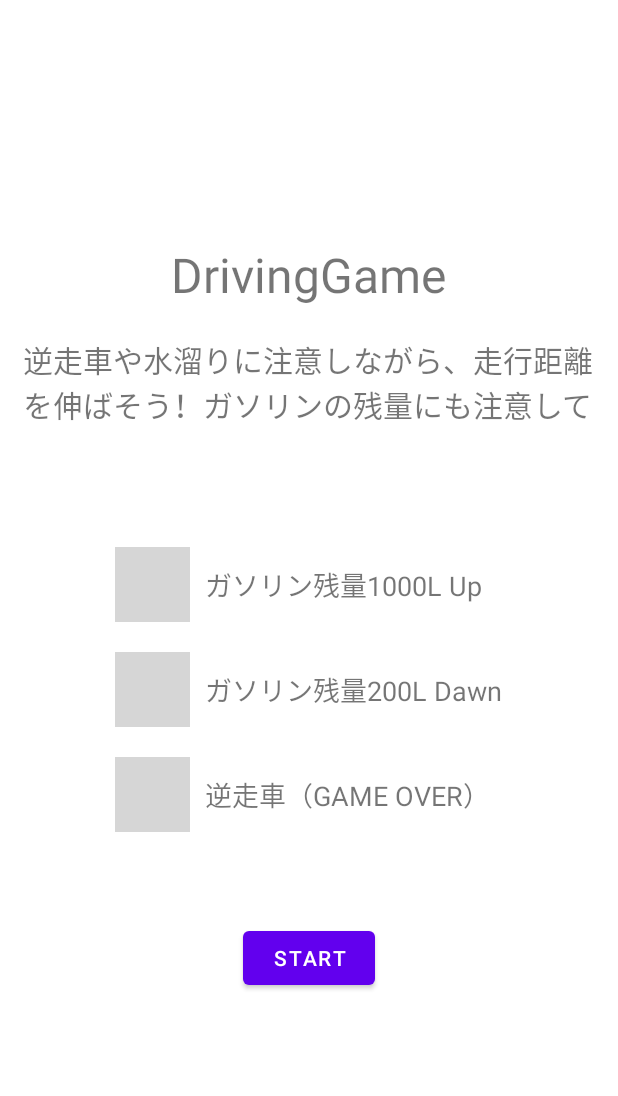
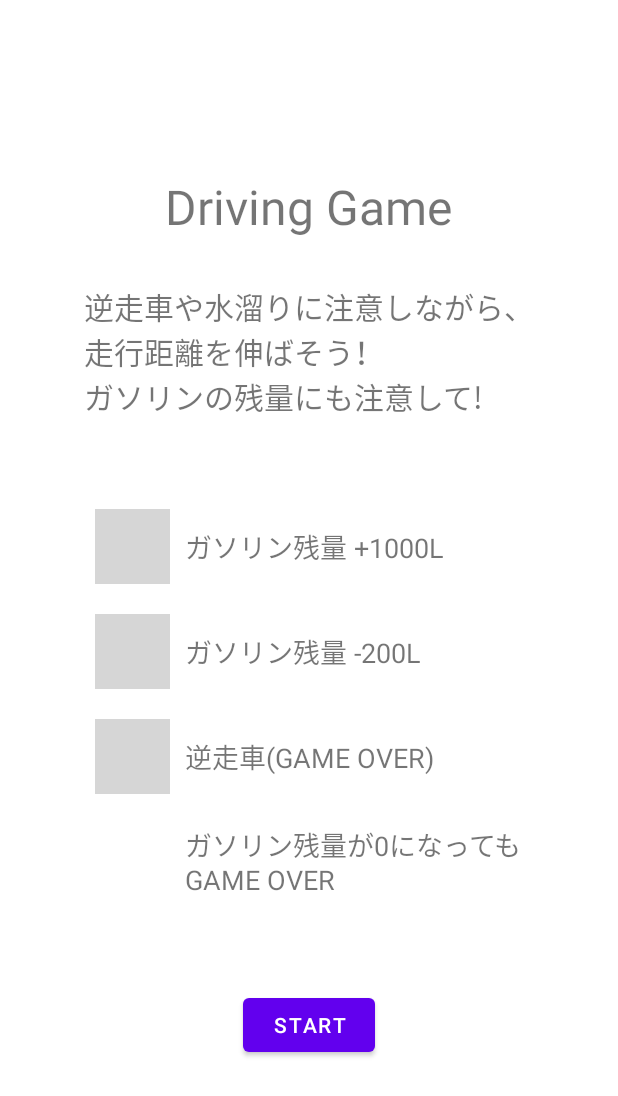
Before and after one commit to Hitohito1023/DrivingGame, an Android app: the screen it shows after launch (StartActivity), on a phone screen of 412 x 824 dp. Shown: the top 1096 px of the screen. Run offline under Robolectric (Android 15) with nearby library versions, the phone set to English and light mode, and no system bars; grey boxes are pictures that could not be loaded.

```diff
--- a/app/src/main/java/com/example/drivinggame/ResultActivity.java
+++ b/app/src/main/java/com/example/drivinggame/ResultActivity.java
@@ -20,19 +20,19 @@ public class ResultActivity extends AppCompatActivity {
 
 
         int score = getIntent().getIntExtra("SCORE", 0);
-        scoreLabel.setText(score + "");
+        scoreLabel.setText(getString(R.string.resultScore, score));
 
         SharedPreferences sharedPreferences = getSharedPreferences("GAME_DATA", MODE_PRIVATE);
         int highScore = sharedPreferences.getInt("HIGH_SCORE", 0);
 
         if (score > highScore) {
-            highScoreLabel.setText("High Score : " + score);
+            highScoreLabel.setText(getString(R.string.highScore, score));
 
             SharedPreferences.Editor editor = sharedPreferences.edit();
             editor.putInt("HIGH_SCORE", score);
             editor.apply();
         } else {
-            highScoreLabel.setText("High Score : " + highScore);
+            highScoreLabel.setText(getString(R.string.highScore, highScore));
         }
 
     }
--- a/app/src/main/res/layout/activity_start.xml
+++ b/app/src/main/res/layout/activity_start.xml
@@ -1,6 +1,5 @@
 <?xml version="1.0" encoding="utf-8"?>
 <LinearLayout xmlns:android="http://schemas.android.com/apk/res/android"
-    xmlns:app="http://schemas.android.com/apk/res-auto"
     xmlns:tools="http://schemas.android.com/tools"
     android:layout_width="match_parent"
     android:layout_height="match_parent"
@@ -18,29 +17,30 @@
     <TextView
         android:layout_width="wrap_content"
         android:layout_height="wrap_content"
-        android:layout_marginTop="20dp"
-        android:layout_marginHorizontal="15dp"
-        android:text="逆走車や水溜りに注意しながら、走行距離を伸ばそう！ガソリンの残量にも注意して"
+        android:layout_marginTop="30dp"
+        android:text="@string/introduction"
         android:textSize="20sp"/>
 
 
     <TableLayout
         android:layout_width="wrap_content"
         android:layout_height="wrap_content"
-        android:layout_marginTop="80dp">
+        android:layout_marginTop="60dp">
 
         <TableRow
             android:gravity="center_vertical">
             <ImageView
                 android:layout_width="50dp"
                 android:layout_height="50dp"
-                android:src="@drawable/gas"/>
+                android:src="@drawable/gas"
+                tools:ignore="ContentDescription" />
             <TextView
                 android:layout_width="wrap_content"
                 android:layout_height="wrap_content"
-                android:text="ガソリン残量1000L Up"
+                android:text="@string/intro_gas"
                 android:textSize="18sp"
-                android:paddingLeft="10dp"/>
+                android:paddingLeft="10dp"
+                tools:ignore="RtlHardcoded,RtlSymmetry" />
         </TableRow>
 
         <TableRow
@@ -49,13 +49,15 @@
             <ImageView
                 android:layout_width="50dp"
                 android:layout_height="50dp"
-                android:src="@drawable/puddle"/>
+                android:src="@drawable/puddle"
+                tools:ignore="ContentDescription" />
             <TextView
                 android:layout_width="wrap_content"
                 android:layout_height="wrap_content"
-                android:text="ガソリン残量200L Dawn"
+                android:text="@string/intro_puddle"
                 android:textSize="18sp"
-                android:paddingLeft="10dp"/>
+                android:paddingLeft="10dp"
+                tools:ignore="RtlHardcoded,RtlSymmetry" />
         </TableRow>
 
         <TableRow
@@ -64,13 +66,31 @@
             <ImageView
                 android:layout_width="50dp"
                 android:layout_height="50dp"
-                android:src="@drawable/enemy"/>
+                android:src="@drawable/enemy"
+                tools:ignore="ContentDescription" />
             <TextView
                 android:layout_width="wrap_content"
                 android:layout_height="wrap_content"
-                android:text="逆走車（GAME OVER）"
+                android:text="@string/intro_enemy"
                 android:textSize="18sp"
-                android:paddingLeft="10dp"/>
+                android:paddingLeft="10dp"
+                tools:ignore="RtlHardcoded,RtlSymmetry" />
+        </TableRow>
+
+        <TableRow
+            android:gravity="center_vertical"
+            android:layout_marginTop="20dp">
+            <ImageView
+                android:layout_width="50dp"
+                android:layout_height="50dp"
+                tools:ignore="ContentDescription" />
+            <TextView
+                android:layout_width="wrap_content"
+                android:layout_height="wrap_content"
+                android:text="@string/intro_no_gas"
+                android:textSize="18sp"
+                android:paddingLeft="10dp"
+                tools:ignore="RtlHardcoded,RtlSymmetry" />
         </TableRow>
 
 
@@ -79,8 +99,9 @@
     <Button
         android:layout_width="wrap_content"
         android:layout_height="wrap_content"
-        android:text="START"
+        android:text="@string/start_button"
         android:layout_marginTop="60dp"
-        android:onClick="startGame"/>
+        android:onClick="startGame"
+        tools:ignore="UsingOnClickInXml" />
 
 </LinearLayout>
--- a/app/src/main/res/values/strings.xml
+++ b/app/src/main/res/values/strings.xml
@@ -1,3 +1,16 @@
 <resources>
-    <string name="app_name">DrivingGame</string>
+    <string name="app_name">Driving Game</string>
+    <string name="startLabel">タップしてスタート</string>
+    <string name="introduction">逆走車や水溜りに注意しながら、\n走行距離を伸ばそう！\nガソリンの残量にも注意して!</string>
+    <string name="intro_gas">ガソリン残量 +1000L</string>
+    <string name="intro_puddle">ガソリン残量 -200L</string>
+    <string name="intro_enemy">逆走車(GAME OVER)</string>
+    <string name="intro_no_gas">ガソリン残量が0になっても\nGAME OVER</string>
+    <string name="start_button">START</string>
+    <string name="scoreLabel">Score : %d Km</string>
+    <string name="gasLimitLabel">ガソリン : %d L</string>
+    <string name="resultLabel">GAME OVER</string>
+    <string name="resultScore">%d Km</string>
+    <string name="highScore">ハイスコア : %d Km</string>
+    <string name="retryLabel">もう一度プレイ</string>
 </resources>
```
Also changed, not shown: app/src/main/java/com/example/drivinggame/MainActivity.java (+33 -14 lines), app/src/main/res/layout/activity_main.xml (+12 -9 lines), app/src/main/res/layout/activity_result.xml (+6 -5 lines).
